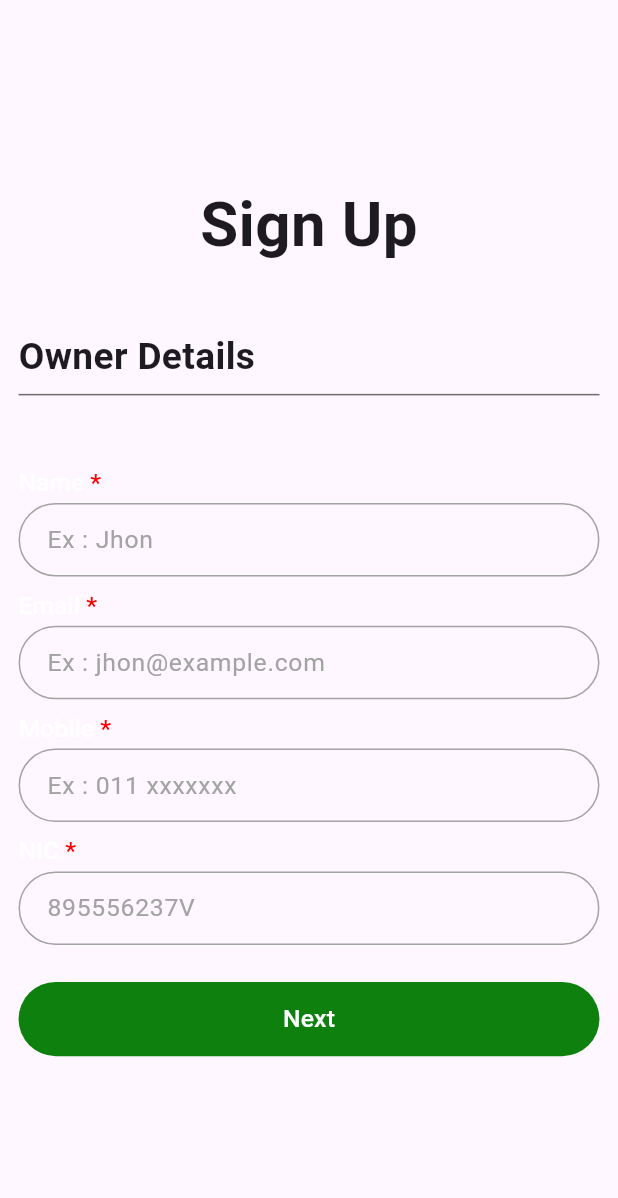
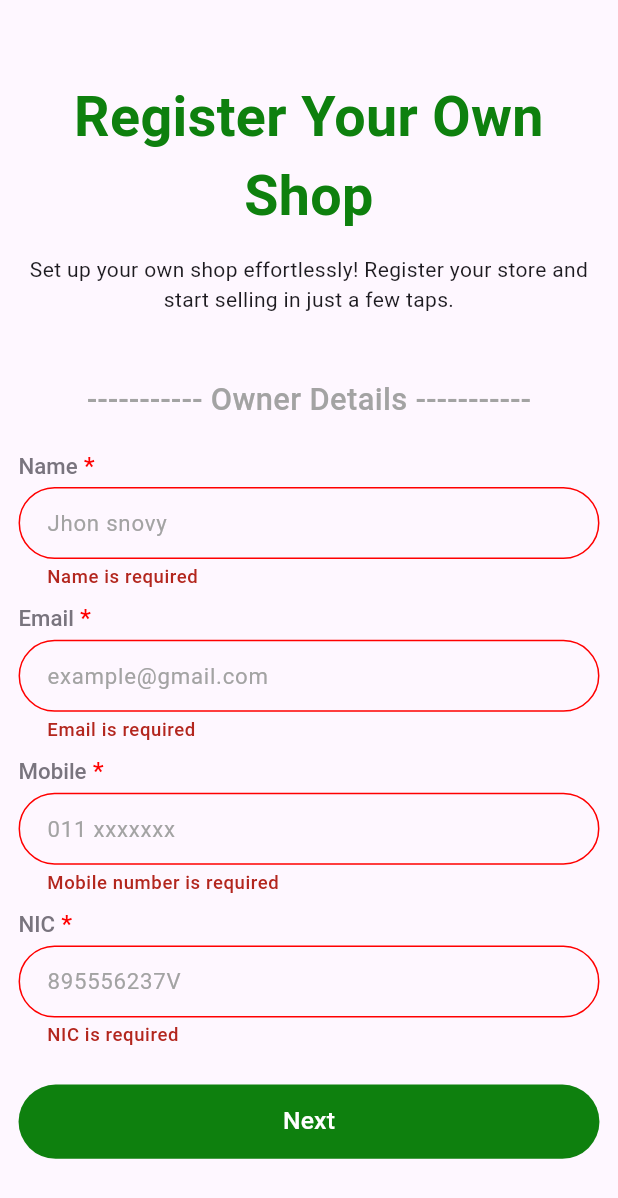
Before and after one commit to tharusha-theekshana/Shop_Registration_App, a Flutter app: the screen it shows after launch, after a tap on "Next", on a phone screen of 412 x 824 dp. Shown: the top 1198 px of the screen. Run offline on Flutter 3.47's test engine with Material 3 defaults, Android fonts, the phone set to English and light mode, and no system bars.

Commit message:
Develop owner details data store functionality.

```diff
--- a/lib/core/utils/app_styles.dart
+++ b/lib/core/utils/app_styles.dart
@@ -1,19 +1,19 @@
 import 'package:flutter/material.dart';
+import 'package:shop_registration/core/utils/app_colors.dart';
 
-class AppStyles{
-
+class AppStyles {
   static TextStyle titleTextStyle(double deviceHeight) {
     return TextStyle(
-        fontSize: deviceHeight * 0.05,
+        fontSize: deviceHeight * 0.045,
         fontWeight: FontWeight.bold,
-    );
+        color: AppColors.greenColor);
   }
 
   static TextStyle subTextStyle(double deviceHeight) {
     return TextStyle(
-      fontSize: deviceHeight * 0.03,
-      fontWeight: FontWeight.bold,
+      fontSize: deviceHeight * 0.025,
+      fontWeight: FontWeight.w500,
+      color: AppColors.greyColor
     );
   }
-
 }
--- a/lib/core/widgets/form_field.dart
+++ b/lib/core/widgets/form_field.dart
@@ -43,8 +43,9 @@ class AppFormField extends StatelessWidget {
           text: TextSpan(
               text: labelText,
               style: TextStyle(
-                fontSize: deviceHeight * 0.02,
+                fontSize: deviceHeight * 0.018,
                 fontWeight: FontWeight.w500,
+                color: Theme.of(context).dividerColor
               ),
               children: [
                 TextSpan(
@@ -58,7 +59,7 @@ class AppFormField extends StatelessWidget {
               ]),
         ),
         const SizedBox(
-          height: 4,
+          height: 5,
         ),
         TextFormField(
           controller: controller,
@@ -116,10 +117,10 @@ class AppFormField extends StatelessWidget {
                     const BorderSide(width: 1.0, color: AppColors.redColor),
               ),
               errorStyle:
-                  const TextStyle(fontWeight: FontWeight.w500, fontSize: 13.0),
+                  TextStyle(fontWeight: FontWeight.w500, fontSize: deviceHeight * 0.015),
               hintText: hintText,
               hintStyle: TextStyle(
-                  fontSize: deviceHeight * 0.02,
+                  fontSize: deviceHeight * 0.018,
                   color: AppColors.greyColor,
                   fontWeight: FontWeight.w400)),
         ),
--- a/lib/core/widgets/sub_title_widget.dart
+++ b/lib/core/widgets/sub_title_widget.dart
@@ -1,5 +1,4 @@
 import 'package:flutter/material.dart';
-import 'package:shop_registration/core/utils/app_colors.dart';
 import 'package:shop_registration/core/utils/app_styles.dart';
 
 class SubTitleWidget extends StatelessWidget {
@@ -13,15 +12,20 @@ class SubTitleWidget extends StatelessWidget {
     _deviceHeight = MediaQuery.of(context).size.height;
     _deviceWidth = MediaQuery.of(context).size.width;
 
-    return Column(
-      crossAxisAlignment: CrossAxisAlignment.start,
-      children: [
-        Text(text,style: AppStyles.subTextStyle(_deviceHeight),),
-        const Divider(
-          color: AppColors.dividerColor,
-          thickness: 1,
-        )
-      ],
+    return LayoutBuilder(
+      builder: (context, constraints) {
+        double screenWidth = constraints.maxWidth;
+        String dashes = '-' * (screenWidth ~/ 35); // Adjust the divisor for length
+
+        return Column(
+          crossAxisAlignment: CrossAxisAlignment.start,
+          children: [
+            Text("$dashes $text $dashes",
+              style: AppStyles.subTextStyle(_deviceHeight),
+            ),
+          ],
+        );
+      },
     );
   }
 }
--- /dev/null
+++ b/lib/core/widgets/widget_groups/owner_details.dart
@@ -0,0 +1,145 @@
+import 'package:flutter/material.dart';
+import 'package:provider/provider.dart';
+import 'package:shop_registration/providers/shop_register_provider.dart';
+
+import '../../utils/app_colors.dart';
+import '../custom_button.dart';
+import '../form_field.dart';
+import '../sub_title_widget.dart';
+
+class OwnerDetails extends StatelessWidget {
+  final TextEditingController _nameController = TextEditingController();
+  final TextEditingController _emailController = TextEditingController();
+  final TextEditingController _mobileController = TextEditingController();
+  final TextEditingController _nicController = TextEditingController();
+
+  late double _deviceHeight, _deviceWidth;
+
+  final mobileRegExp = RegExp(r'^(?:\+94|0)7[01245678]\d{7}$');
+  final emailRegex = RegExp(
+      r"^[a-zA-Z0-9.a-zA-Z0-9.!#$%&'*+-/=?^_`{|}~]+@[a-zA-Z0-9]+\.[a-zA-Z]+");
+  final nameReg = RegExp(r'^[a-zA-Z ]+$');
+  final nicReg = RegExp(
+      '^(([5,6,7,8,9]{1})([0-9]{1})([0,1,2,3,5,6,7,8]{1})([0-9]{6})([v|V|x|X]))|(([1,2]{1})([0,9]{1})([0-9]{2})([0,1,2,3,5,6,7,8]{1})([0-9]{7}))');
+
+
+  final _ownerDetailsFormKey = GlobalKey<FormState>();
+
+  @override
+  Widget build(BuildContext context) {
+    _deviceHeight = MediaQuery
+        .of(context)
+        .size
+        .height;
+    _deviceWidth = MediaQuery
+        .of(context)
+        .size
+        .width;
+
+    final provider = Provider.of<ShopRegisterProvider>(context);
+
+    return Form(
+      key: _ownerDetailsFormKey,
+      child: Column(
+        children: [
+          SubTitleWidget(text: "Owner Details"),
+          SizedBox(
+            height: _deviceHeight * 0.025,
+          ),
+          AppFormField(
+              labelText: "Name",
+              hintText: "Jhon snovy",
+              controller: _nameController,
+              textInputType: TextInputType.name,
+              isRequired: true,
+              validator: (value) {
+                if (value!.isEmpty) {
+                  return "Name is required";
+                } else if (!nameReg.hasMatch(value)) {
+                  return "Invalid name";
+                }
+                return null;
+              },
+              deviceHeight: _deviceHeight),
+          SizedBox(
+            height: _deviceHeight * 0.012,
+          ),
+          AppFormField(
+              labelText: "Email",
+              hintText: "example@gmail.com",
+              controller: _emailController,
+              textInputType: TextInputType.emailAddress,
+              isRequired: true,
+              validator: (value) {
+                if (value!.isEmpty) {
+                  return "Email is required";
+                } else if (!emailRegex.hasMatch(value)) {
+                  return "Invalid email";
+                }
+                return null;
+              },
+              deviceHeight: _deviceHeight),
+          SizedBox(
+            height: _deviceHeight * 0.012,
+          ),
+          AppFormField(
+              labelText: "Mobile",
+              hintText: "011 xxxxxxx",
+              controller: _mobileController,
+              textInputType: TextInputType.number,
+              isRequired: true,
+              maxLength: 10,
+              validator: (value) {
+                if (value!.isEmpty) {
+                  return "Mobile number is required";
+                } else if (!mobileRegExp.hasMatch(value)) {
+                  return "Invalid mobile number";
+                }
+                return null;
+              },
+              deviceHeight: _deviceHeight),
+          SizedBox(
+            height: _deviceHeight * 0.012,
+          ),
+          AppFormField(
+              labelText: "NIC",
+              hintText: "895556237V",
+              controller: _nicController,
+              isRequired: true,
+              maxLength: 12,
+              validator: (value) {
+                if (value!.isEmpty) {
+                  return "NIC is required";
+                } else if (!nicReg.hasMatch(value)) {
+                  return "Invalid NIC number";
+                }
+                return null;
+              },
+              deviceHeight: _deviceHeight),
+          SizedBox(
+            height: _deviceHeight * 0.03,
+          ),
+          CustomButton(
+            buttonText: "Next",
+            height: _deviceHeight * 0.06,
+            width: _deviceWidth,
+            color: AppColors.greenColor,
+            borderRadius: 25,
+            fontSize: _deviceHeight * 0.02,
+            onPressed: () {
+              if (_ownerDetailsFormKey.currentState!.validate()) {
+                provider.saveOwnerDetails(name: _nameController.text,
+                    email: _emailController.text,
+                    mobile: _mobileController.text,
+                    nic: _nicController.text);
+                provider.nextStep();
+              } else {
+                print("Form is not validate");
+              }
+            },
+          )
+        ],
+      ),
+    );
+  }
+}
--- a/lib/main.dart
+++ b/lib/main.dart
@@ -1,8 +1,12 @@
 import 'package:flutter/material.dart';
+import 'package:provider/provider.dart';
+import 'package:shop_registration/providers/shop_register_provider.dart';
 import 'package:shop_registration/screens/register_screen.dart';
 
 void main() {
-  runApp(const MyApp());
+  runApp(ChangeNotifierProvider(
+      create: (BuildContext context) => ShopRegisterProvider(),
+      child: MyApp()));
 }
 
 class MyApp extends StatelessWidget {
@@ -13,12 +17,8 @@ class MyApp extends StatelessWidget {
     return MaterialApp(
       title: 'Shop Registration',
       debugShowCheckedModeBanner: false,
-      theme: ThemeData.light(
-        useMaterial3: true
-      ),
-      darkTheme: ThemeData.dark(
-        useMaterial3: true
-      ),
+      theme: ThemeData.light(useMaterial3: true),
+      darkTheme: ThemeData.dark(useMaterial3: true),
       themeMode: ThemeMode.system,
       home: RegisterScreen(),
     );
--- /dev/null
+++ b/lib/providers/shop_register_provider.dart
@@ -0,0 +1,33 @@
+import 'package:flutter/material.dart';
+
+class ShopRegisterProvider extends ChangeNotifier {
+  int _currentStep = 1;
+
+  int get currentStep => _currentStep;
+
+  void nextStep() {
+    _currentStep++;
+    notifyListeners();
+  }
+
+  void previousStep() {
+    _currentStep--;
+    notifyListeners();
+  }
+
+  String ownerName = '';
+  String email = '';
+  String mobile = '';
+  String nic = '';
+
+  void saveOwnerDetails(
+      {required String name,
+      required String email,
+      required String mobile,
+      required String nic}) {
+    ownerName = name;
+    email = email;
+    mobile = mobile;
+    nic = nic;
+  }
+}
--- a/lib/screens/register_screen.dart
+++ b/lib/screens/register_screen.dart
@@ -1,9 +1,9 @@
 import 'package:flutter/material.dart';
-import 'package:shop_registration/core/utils/app_colors.dart';
+import 'package:provider/provider.dart';
 import 'package:shop_registration/core/utils/app_styles.dart';
-import 'package:shop_registration/core/widgets/custom_button.dart';
-import 'package:shop_registration/core/widgets/form_field.dart';
-import 'package:shop_registration/core/widgets/sub_title_widget.dart';
+import 'package:shop_registration/core/widgets/widget_groups/owner_details.dart';
+
+import '../providers/shop_register_provider.dart';
 
 class RegisterScreen extends StatefulWidget {
   const RegisterScreen({super.key});
@@ -14,11 +14,6 @@ class RegisterScreen extends StatefulWidget {
 
 class _RegisterScreenState extends State<RegisterScreen> {
   late double _deviceHeight, _deviceWidth;
-
-  final TextEditingController _nameController = TextEditingController();
-  final TextEditingController _emailController = TextEditingController();
-  final TextEditingController _mobileController = TextEditingController();
-  final TextEditingController _nicController = TextEditingController();
 
   @override
   Widget build(BuildContext context) {
@@ -44,80 +39,41 @@ class _RegisterScreenState extends State<RegisterScreen> {
           SizedBox(
             height: _deviceHeight * 0.05,
           ),
-          SubTitleWidget(text: "Owner Details"),
-          SizedBox(
-            height: _deviceHeight * 0.05,
-          ),
-          _formFields()
+          _buildFormFields()
         ],
       ),
-    );
-  }
-
-  Widget _formFields() {
-    return Column(
-      children: [
-        AppFormField(
-            labelText: "Name",
-            hintText: "Ex : Jhon",
-            controller: _nameController,
-            isRequired: true,
-            validator: (value) {},
-            deviceHeight: _deviceHeight),
-        SizedBox(
-          height: _deviceHeight * 0.012,
-        ),
-        AppFormField(
-            labelText: "Email",
-            hintText: "Ex : jhon@example.com",
-            controller: _emailController,
-            isRequired: true,
-            validator: (value) {},
-            deviceHeight: _deviceHeight),
-        SizedBox(
-          height: _deviceHeight * 0.012,
-        ),
-        AppFormField(
-            labelText: "Mobile",
-            hintText: "Ex : 011 xxxxxxx",
-            controller: _mobileController,
-            isRequired: true,
-            validator: (value) {},
-            deviceHeight: _deviceHeight),
-        SizedBox(
-          height: _deviceHeight * 0.012,
-        ),
-        AppFormField(
-            labelText: "NIC",
-            hintText: "895556237V",
-            controller: _nicController,
-            isRequired: true,
-            validator: (value) {},
-            deviceHeight: _deviceHeight),
-        SizedBox(
-          height: _deviceHeight * 0.03,
-        ),
-        CustomButton(
-          buttonText: "Next",
-          height: _deviceHeight * 0.06,
-          width: _deviceWidth,
-          color: AppColors.greenColor,
-          borderRadius: 25,
-          fontSize: _deviceHeight * 0.02,
-          onPressed: () {},
-        )
-      ],
     );
   }
 
   Widget _registerTitleText() {
     return SizedBox(
       width: _deviceWidth,
-      child: Text(
-        "Sign Up",
-        textAlign: TextAlign.center,
-        style: AppStyles.titleTextStyle(_deviceHeight),
+      child: Column(
+        children: [
+          Text(
+            "Register Your Own \nShop",
+            textAlign: TextAlign.center,
+            style: AppStyles.titleTextStyle(_deviceHeight),
+          ),
+          SizedBox(
+            height: _deviceHeight * 0.015,
+          ),
+          const Text(
+              "Set up your own shop effortlessly! Register your store and start selling in just a few taps.",
+              textAlign: TextAlign.center)
+        ],
       ),
     );
   }
+
+  Widget _buildFormFields() {
+    final provider = Provider.of<ShopRegisterProvider>(context);
+
+    if (provider.currentStep == 1) {
+      return OwnerDetails();
+    } else if (provider.currentStep == 2) {
+      return Container();
+    }
+    return Container();
+  }
 }
--- a/pubspec.yaml
+++ b/pubspec.yaml
@@ -35,6 +35,9 @@ dependencies:
   # The following adds the Cupertino Icons font to your application.
   # Use with the CupertinoIcons class for iOS style icons.
   cupertino_icons: ^1.0.8
+
+  # State management
+  provider: ^6.1.2
 
 dev_dependencies:
   flutter_test:
```
Also changed, not shown: pubspec.lock.
